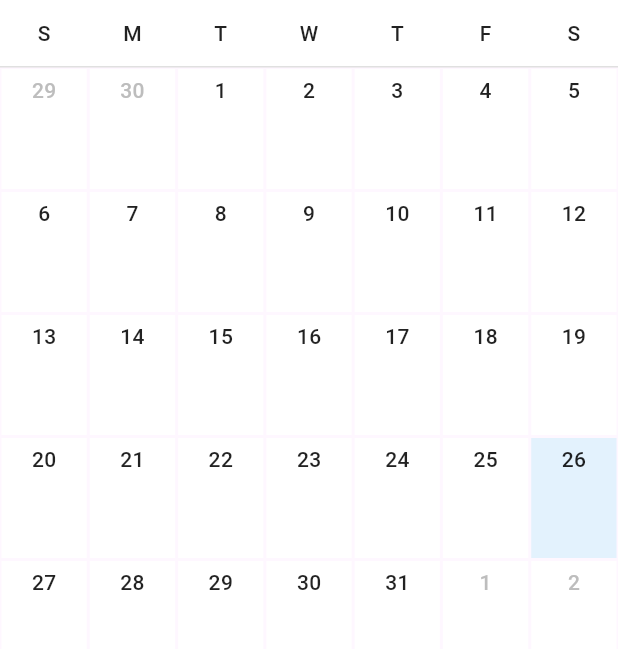
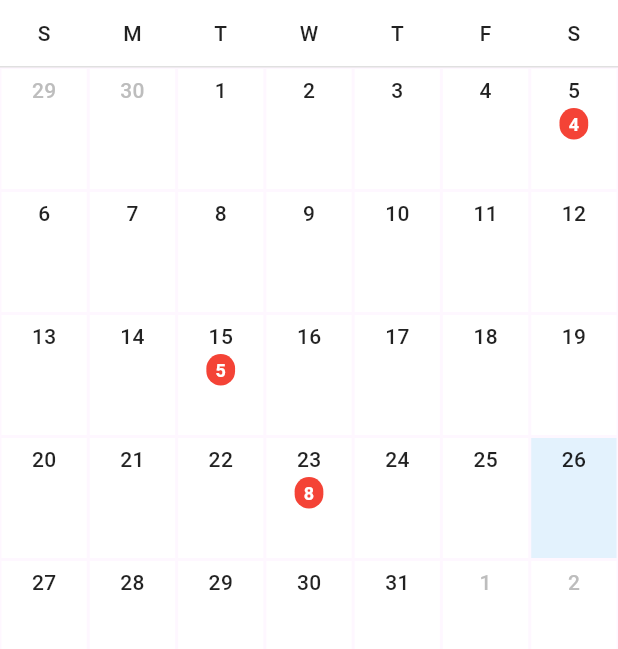
Before and after one commit to tusharsumeru/Appointment1, a Flutter app: the UpcomingScreen screen opened directly, on a phone screen of 412 x 824 dp, the part 84-733 px from its top. Run offline on Flutter 3.47's test engine with Material 3 defaults, Android fonts, the phone set to English and light mode, and no system bars.

Commit message:
updated today and upcomming screen

```diff
--- a/lib/main/today_screen.dart
+++ b/lib/main/today_screen.dart
@@ -3,14 +3,22 @@
 import '../components/today/today_card_component.dart';
 
 class TodayScreen extends StatefulWidget {
-  const TodayScreen({super.key});
+  final DateTime? selectedDate;
+
+  const TodayScreen({super.key, this.selectedDate});
 
   @override
   State<TodayScreen> createState() => _TodayScreenState();
 }
 
 class _TodayScreenState extends State<TodayScreen> {
-  DateTime _selectedDate = DateTime.now();
+  late DateTime _selectedDate;
+
+  @override
+  void initState() {
+    super.initState();
+    _selectedDate = widget.selectedDate ?? DateTime.now();
+  }
 
   String _getFormattedDate(DateTime date) {
     final months = [
--- a/lib/main/upcoming_screen.dart
+++ b/lib/main/upcoming_screen.dart
@@ -1,5 +1,6 @@
 import 'package:flutter/material.dart';
 import '../components/sidebar/sidebar_component.dart';
+import 'today_screen.dart';
 
 class UpcomingScreen extends StatefulWidget {
   const UpcomingScreen({super.key});
@@ -12,85 +13,28 @@
   DateTime _focusedDay = DateTime.now();
   DateTime? _selectedDay;
 
-  // Sample events data
+  // Sample events data - appointments for July 5th and 20th
   final Map<DateTime, List<Map<String, dynamic>>> _events = {
-    DateTime(2024, 3, 1): [
-      {'title': 'Elise', 'color': Colors.purple.shade300},
+    // July 5th appointments
+    DateTime(2024, 7, 5): [
+      {'title': 'Dr. Smith', 'color': Colors.blue.shade300},
+      {'title': 'Lab Test', 'color': Colors.orange.shade300},
+      {'title': 'X-Ray', 'color': Colors.purple.shade300},
     ],
-    DateTime(2024, 3, 2): [
-      {'title': 'Elise', 'color': Colors.purple.shade300},
-      {'title': 'Physical Visit', 'color': Colors.green.shade300},
+
+    // July 5th appointments (2025) - 4 appointments
+    DateTime(2025, 7, 5): [
+      {'title': 'Dr. Smith', 'color': Colors.blue.shade300},
+      {'title': 'Lab Test', 'color': Colors.orange.shade300},
+      {'title': 'X-Ray', 'color': Colors.purple.shade300},
+      {'title': 'MRI Scan', 'color': Colors.grey.shade300},
     ],
-    DateTime(2024, 3, 3): [
-      {'title': 'Elise', 'color': Colors.purple.shade300},
-    ],
-    DateTime(2024, 3, 6): [
-      {'title': 'Elise', 'color': Colors.purple.shade300},
-    ],
-    DateTime(2024, 3, 7): [
-      {'title': 'Elise', 'color': Colors.purple.shade300},
-      {'title': 'Physical Visit', 'color': Colors.green.shade300},
-    ],
-    DateTime(2024, 3, 8): [
-      {'title': 'Elise', 'color': Colors.purple.shade300},
-    ],
-    DateTime(2024, 3, 9): [
-      {'title': 'Elise', 'color': Colors.purple.shade300},
-      {'title': 'Physical Visit', 'color': Colors.green.shade300},
-    ],
-    DateTime(2024, 3, 10): [
-      {'title': 'Elise', 'color': Colors.purple.shade300},
-    ],
-    DateTime(2024, 3, 13): [
-      {'title': 'Elise', 'color': Colors.purple.shade300},
-    ],
-    DateTime(2024, 3, 14): [
-      {'title': 'Elise', 'color': Colors.purple.shade300},
-      {'title': 'Physical Visit', 'color': Colors.green.shade300},
-    ],
-    DateTime(2024, 3, 15): [
-      {'title': 'Elise', 'color': Colors.purple.shade300},
-    ],
-    DateTime(2024, 3, 16): [
-      {'title': 'Elise', 'color': Colors.purple.shade300},
-      {'title': 'Physical Visit', 'color': Colors.green.shade300},
-    ],
-    DateTime(2024, 3, 17): [
-      {'title': 'Elise', 'color': Colors.purple.shade300},
-    ],
-    DateTime(2024, 3, 20): [
-      {'title': 'Elise', 'color': Colors.purple.shade300},
-    ],
-    DateTime(2024, 3, 21): [
-      {'title': 'Elise', 'color': Colors.purple.shade300},
-      {'title': 'Physical Visit', 'color': Colors.green.shade300},
-    ],
-    DateTime(2024, 3, 22): [
-      {'title': 'Elise', 'color': Colors.purple.shade300},
-    ],
-    DateTime(2024, 3, 23): [
-      {'title': 'Elise', 'color': Colors.purple.shade300},
-      {'title': 'Physical Visit', 'color': Colors.green.shade300},
-    ],
-    DateTime(2024, 3, 24): [
-      {'title': 'Elise', 'color': Colors.purple.shade300},
-    ],
-    DateTime(2024, 3, 27): [
-      {'title': 'Elise', 'color': Colors.purple.shade300},
-    ],
-    DateTime(2024, 3, 28): [
-      {'title': 'Elise', 'color': Colors.purple.shade300},
-      {'title': 'Physical Visit', 'color': Colors.green.shade300},
-    ],
-    DateTime(2024, 3, 29): [
-      {'title': 'Elise', 'color': Colors.purple.shade300},
-    ],
-    DateTime(2024, 3, 30): [
-      {'title': 'Elise', 'color': Colors.purple.shade300},
-      {'title': 'Physical Visit', 'color': Colors.green.shade300},
-    ],
-    DateTime(2024, 3, 31): [
-      {'title': 'Elise', 'color': Colors.purple.shade300},
+
+    // July 20th appointments
+    DateTime(2024, 7, 20): [
+      {'title': 'Cardiology', 'color': Colors.red.shade300},
+      {'title': 'Physical Therapy', 'color': Colors.green.shade300},
+      {'title': 'Dental Check', 'color': Colors.teal.shade300},
     ],
   };
 
@@ -98,7 +42,17 @@
     return _events[DateTime(day.year, day.month, day.day)] ?? [];
   }
 
+  void _navigateToTodayScreen(DateTime selectedDate) {
+    Navigator.pushReplacement(
+      context,
+      MaterialPageRoute(
+        builder: (context) => TodayScreen(selectedDate: selectedDate),
+      ),
+    );
+  }
+
   Future<void> _selectYear(BuildContext context) async {
+    final currentYear = DateTime.now().year;
     final int? pickedYear = await showDialog<int>(
       context: context,
       builder: (BuildContext context) {
@@ -108,7 +62,7 @@
             width: double.maxFinite,
             height: 300,
             child: ListView.builder(
-              itemCount: 11, // 2020 to 2030
+              itemCount: currentYear - 2019, // 2020 to current year
               itemBuilder: (context, index) {
                 final year = 2020 + index;
                 return ListTile(
@@ -287,9 +241,8 @@
     return GestureDetector(
       onTap: () {
         if (isCurrentMonth) {
-          setState(() {
-            _selectedDay = DateTime(_focusedDay.year, _focusedDay.month, day);
-          });
+          final selectedDate = DateTime(_focusedDay.year, _focusedDay.month, day);
+          _navigateToTodayScreen(selectedDate);
         }
       },
       child: Container(
@@ -322,32 +275,59 @@
               ),
             ),
 
-            // Events
-            Expanded(
-              child: Padding(
-                padding: const EdgeInsets.symmetric(horizontal: 2, vertical: 2),
-                child: Column(
-                  children: events.take(2).map((event) {
-                    return Container(
-                      width: double.infinity,
-                      margin: const EdgeInsets.only(bottom: 1),
-                      padding: const EdgeInsets.symmetric(horizontal: 4, vertical: 2),
+            // Static "4" for July 5th, 2025
+            if (_focusedDay.year == 2025 && _focusedDay.month == 7 && day == 5)
+              Container(
+                margin: const EdgeInsets.only(top: 2),
+                padding: const EdgeInsets.symmetric(horizontal: 6, vertical: 2),
                 decoration: BoxDecoration(
-                        color: event['color'],
-                        borderRadius: BorderRadius.circular(4),
+                  color: Colors.red,
+                  borderRadius: BorderRadius.circular(10),
                 ),
-                      child: Text(
-                        event['title'],
-                        style: const TextStyle(
-                          fontSize: 10,
-                          fontWeight: FontWeight.w500,
+                child: const Text(
+                  '4',
+                  style: TextStyle(
+                    fontSize: 12,
+                    fontWeight: FontWeight.bold,
                     color: Colors.white,
                   ),
-                        overflow: TextOverflow.ellipsis,
-                        textAlign: TextAlign.center,
                 ),
-                    );
-                  }).toList(),
+              ),
+
+            // Static "5" for July 15th, 2025
+            if (_focusedDay.year == 2025 && _focusedDay.month == 7 && day == 15)
+              Container(
+                margin: const EdgeInsets.only(top: 2),
+                padding: const EdgeInsets.symmetric(horizontal: 6, vertical: 2),
+                decoration: BoxDecoration(
+                  color: Colors.red,
+                  borderRadius: BorderRadius.circular(10),
+                ),
+                child: const Text(
+                  '5',
+                  style: TextStyle(
+                    fontSize: 12,
+                    fontWeight: FontWeight.bold,
+                    color: Colors.white,
+                  ),
+                ),
+              ),
+
+            // Static "8" for July 23rd, 2025
+            if (_focusedDay.year == 2025 && _focusedDay.month == 7 && day == 23)
+              Container(
+                margin: const EdgeInsets.only(top: 2),
+                padding: const EdgeInsets.symmetric(horizontal: 6, vertical: 2),
+                decoration: BoxDecoration(
+                  color: Colors.red,
+                  borderRadius: BorderRadius.circular(10),
+                ),
+                child: const Text(
+                  '8',
+                  style: TextStyle(
+                    fontSize: 12,
+                    fontWeight: FontWeight.bold,
+                    color: Colors.white,
                   ),
                 ),
               ),
```
Lines whose indentation alone changed are shown as unchanged.
